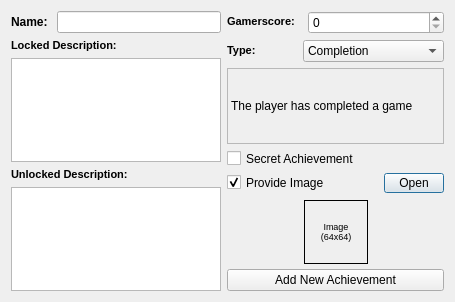
The window that XDBF/achievementinjectordialog.ui (hetelek/XDBF-Manager) describes before a commit, drawn with Qt 5.
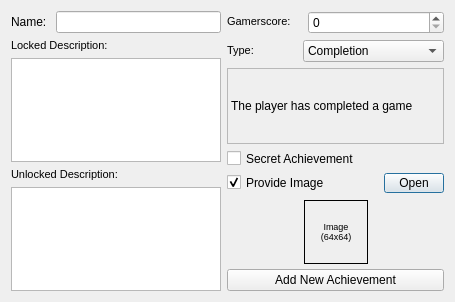
The same window after the commit. Icons and pictures are not drawn.

Commit message: can now edit most types of setting entries

What changed in the file:
```diff
--- a/XDBF/achievementinjectordialog.ui
+++ b/XDBF/achievementinjectordialog.ui
@@ -27,7 +27,7 @@
        <item>
         <widget class="QLabel" name="label">
          <property name="text">
-          <string>&lt;b&gt;Name: &lt;/b&gt;</string>
+          <string>Name: </string>
          </property>
         </widget>
        </item>
@@ -49,7 +49,7 @@
 &lt;html&gt;&lt;head&gt;&lt;meta name=&quot;qrichtext&quot; content=&quot;1&quot; /&gt;&lt;style type=&quot;text/css&quot;&gt;
 p, li { white-space: pre-wrap; }
 &lt;/style&gt;&lt;/head&gt;&lt;body style=&quot; font-family:'MS Shell Dlg 2'; font-size:8.25pt; font-weight:400; font-style:normal;&quot;&gt;
-&lt;p style=&quot; margin-top:0px; margin-bottom:0px; margin-left:0px; margin-right:0px; -qt-block-indent:0; text-indent:0px;&quot;&gt;&lt;span style=&quot; font-size:8pt; font-weight:600;&quot;&gt;Locked Description:&lt;/span&gt;&lt;/p&gt;&lt;/body&gt;&lt;/html&gt;</string>
+&lt;p style=&quot; margin-top:0px; margin-bottom:0px; margin-left:0px; margin-right:0px; -qt-block-indent:0; text-indent:0px;&quot;&gt;&lt;span style=&quot; font-size:8pt;&quot;&gt;Locked Description:&lt;/span&gt;&lt;/p&gt;&lt;/body&gt;&lt;/html&gt;</string>
          </property>
         </widget>
        </item>
@@ -77,7 +77,7 @@
 &lt;html&gt;&lt;head&gt;&lt;meta name=&quot;qrichtext&quot; content=&quot;1&quot; /&gt;&lt;style type=&quot;text/css&quot;&gt;
 p, li { white-space: pre-wrap; }
 &lt;/style&gt;&lt;/head&gt;&lt;body style=&quot; font-family:'MS Shell Dlg 2'; font-size:8.25pt; font-weight:400; font-style:normal;&quot;&gt;
-&lt;p style=&quot; margin-top:0px; margin-bottom:0px; margin-left:0px; margin-right:0px; -qt-block-indent:0; text-indent:0px;&quot;&gt;&lt;span style=&quot; font-size:8pt; font-weight:600;&quot;&gt;Unlocked Description:&lt;/span&gt;&lt;/p&gt;&lt;/body&gt;&lt;/html&gt;</string>
+&lt;p style=&quot; margin-top:0px; margin-bottom:0px; margin-left:0px; margin-right:0px; -qt-block-indent:0; text-indent:0px;&quot;&gt;&lt;span style=&quot; font-size:8pt;&quot;&gt;Unlocked Description:&lt;/span&gt;&lt;/p&gt;&lt;/body&gt;&lt;/html&gt;</string>
          </property>
         </widget>
        </item>
@@ -119,7 +119,7 @@
 &lt;html&gt;&lt;head&gt;&lt;meta name=&quot;qrichtext&quot; content=&quot;1&quot; /&gt;&lt;style type=&quot;text/css&quot;&gt;
 p, li { white-space: pre-wrap; }
 &lt;/style&gt;&lt;/head&gt;&lt;body style=&quot; font-family:'MS Shell Dlg 2'; font-size:8.25pt; font-weight:400; font-style:normal;&quot;&gt;
-&lt;p style=&quot; margin-top:0px; margin-bottom:0px; margin-left:0px; margin-right:0px; -qt-block-indent:0; text-indent:0px;&quot;&gt;&lt;span style=&quot; font-size:8pt; font-weight:600;&quot;&gt;Gamerscore:&lt;/span&gt;&lt;/p&gt;&lt;/body&gt;&lt;/html&gt;</string>
+&lt;p style=&quot; margin-top:0px; margin-bottom:0px; margin-left:0px; margin-right:0px; -qt-block-indent:0; text-indent:0px;&quot;&gt;&lt;span style=&quot; font-size:8pt;&quot;&gt;Gamerscore:&lt;/span&gt;&lt;/p&gt;&lt;/body&gt;&lt;/html&gt;</string>
        </property>
       </widget>
      </item>
@@ -149,7 +149,7 @@
 &lt;html&gt;&lt;head&gt;&lt;meta name=&quot;qrichtext&quot; content=&quot;1&quot; /&gt;&lt;style type=&quot;text/css&quot;&gt;
 p, li { white-space: pre-wrap; }
 &lt;/style&gt;&lt;/head&gt;&lt;body style=&quot; font-family:'MS Shell Dlg 2'; font-size:8.25pt; font-weight:400; font-style:normal;&quot;&gt;
-&lt;p style=&quot; margin-top:0px; margin-bottom:0px; margin-left:0px; margin-right:0px; -qt-block-indent:0; text-indent:0px;&quot;&gt;&lt;span style=&quot; font-size:8pt; font-weight:600;&quot;&gt;Type:&lt;/span&gt;&lt;/p&gt;&lt;/body&gt;&lt;/html&gt;</string>
+&lt;p style=&quot; margin-top:0px; margin-bottom:0px; margin-left:0px; margin-right:0px; -qt-block-indent:0; text-indent:0px;&quot;&gt;&lt;span style=&quot; font-size:8pt;&quot;&gt;Type:&lt;/span&gt;&lt;/p&gt;&lt;/body&gt;&lt;/html&gt;</string>
        </property>
       </widget>
      </item>
```
The commit also changes 9 other files.
